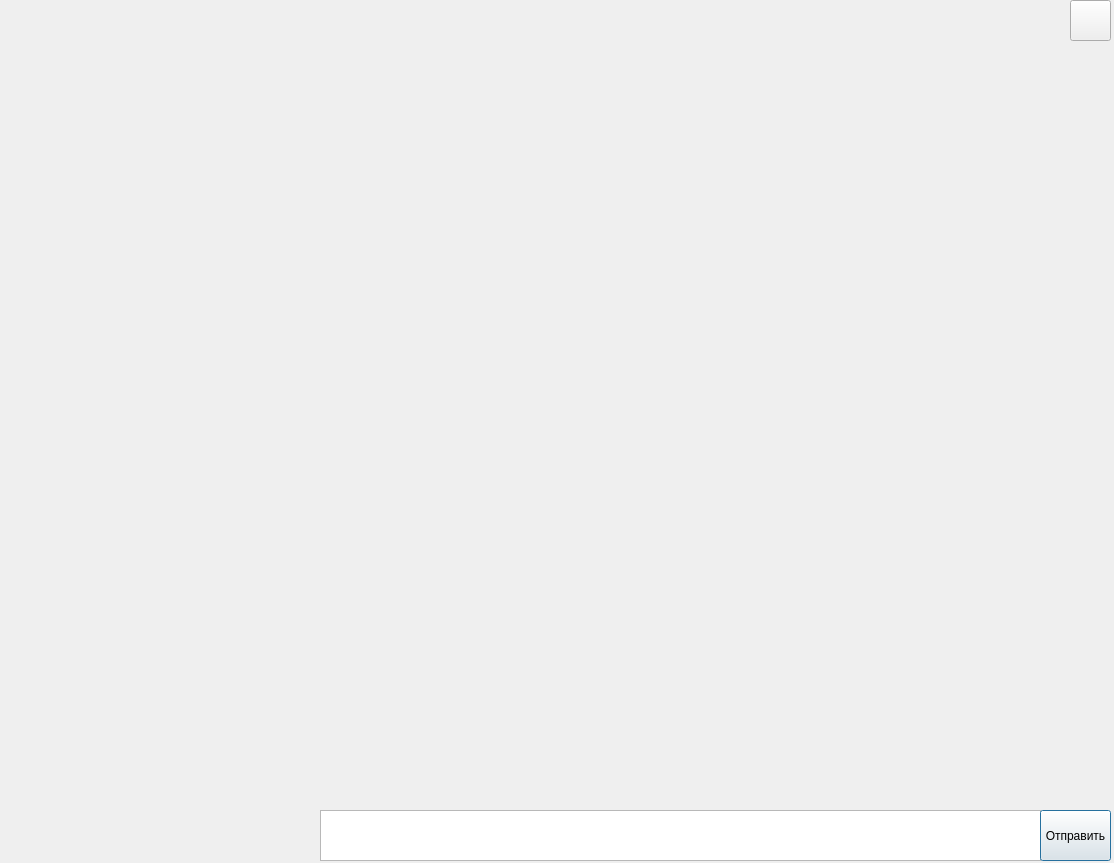
Old version of the form mainform.ui in the repository rutraq/Messanger.
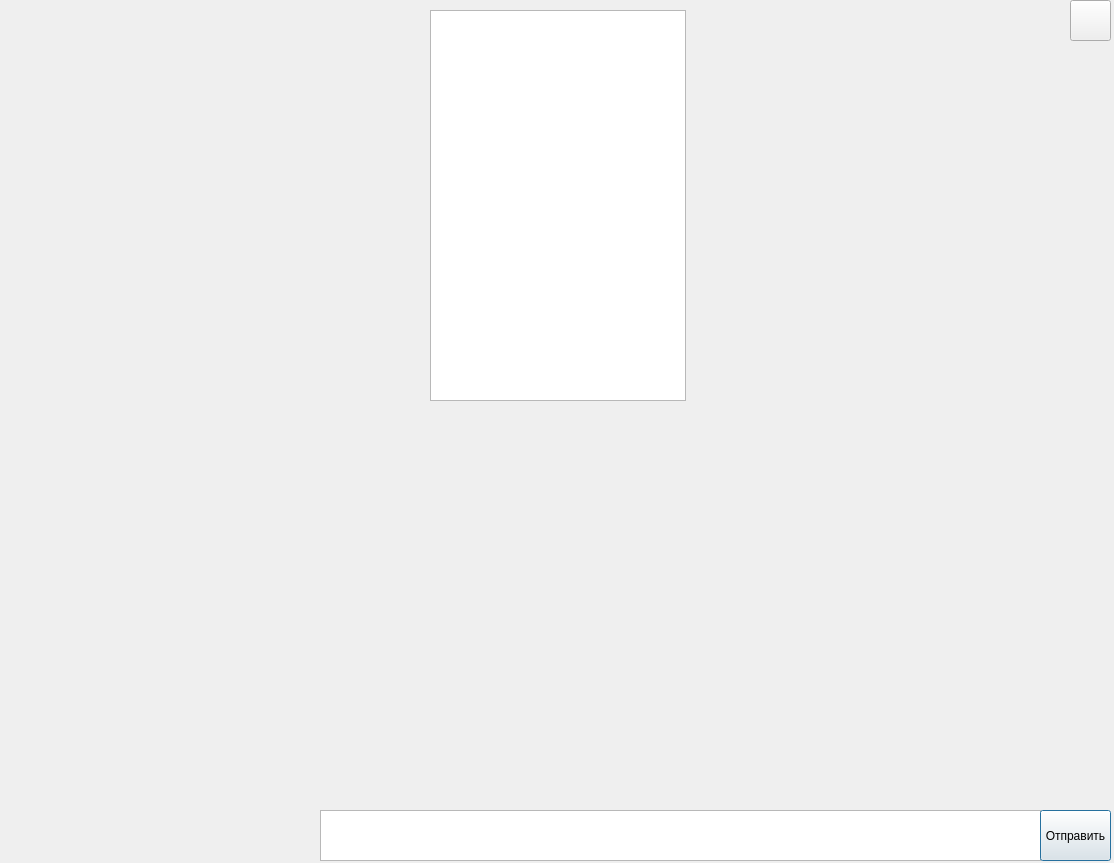
New version of the form.

Commit message: friends buttons

The edit to the form file:
```diff
--- a/mainform.ui
+++ b/mainform.ui
@@ -88,6 +88,16 @@
     </property>
    </layout>
   </widget>
+  <widget class="QListWidget" name="listWidget">
+   <property name="geometry">
+    <rect>
+     <x>430</x>
+     <y>10</y>
+     <width>256</width>
+     <height>391</height>
+    </rect>
+   </property>
+  </widget>
  </widget>
  <resources/>
  <connections/>
```
The commit also changes 2 other files.
